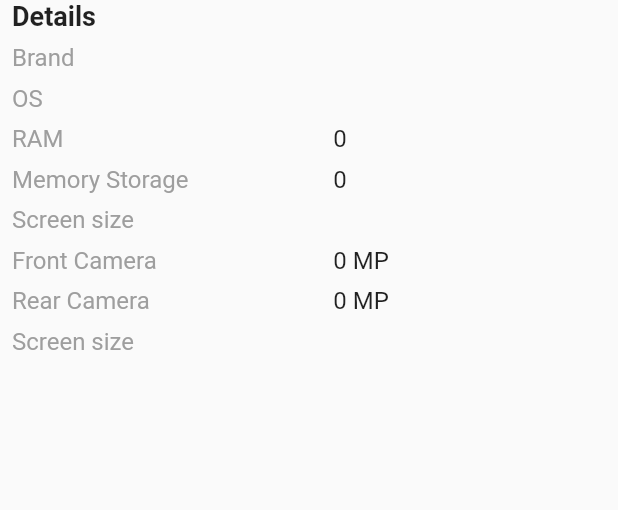
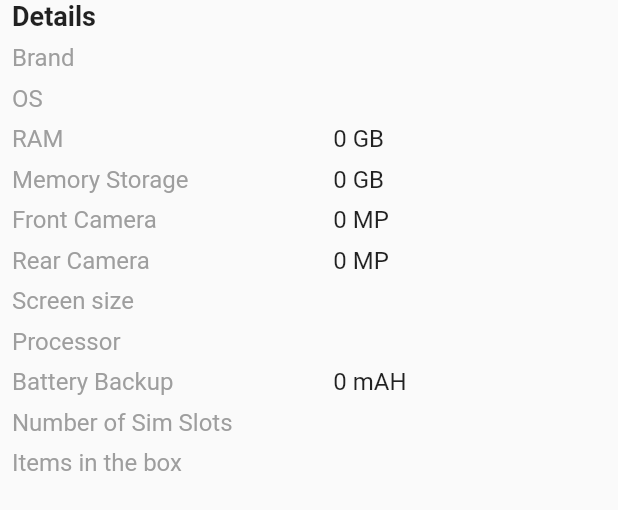
Before and after one commit to Shopybee/shopybee-client, a Flutter app: the Details widget shown alone on an empty page, opened directly with empty values, on a phone screen of 412 x 824 dp. Shown: the top 510 px of the screen. Run offline on Flutter 3.47's test engine with Material 2 defaults, Android fonts, the phone set to English and light mode, and no system bars; our stand-ins replace firebase_auth, firebase_core, font_awesome_flutter, smooth_page_indicator; accounts and stored records are empty.

Commit message:
mobile detail screen completed

```diff
--- a/lib/view/Screens/Products/Mobiles/MobileDetailDisplay/components/details.dart
+++ b/lib/view/Screens/Products/Mobiles/MobileDetailDisplay/components/details.dart
@@ -57,15 +57,11 @@ class Details extends StatelessWidget {
           const SizedBox(
             height: 8,
           ),
-          detailRow("RAM", mobile.ram.toString()),
+          detailRow("RAM", '${mobile.ram} GB'),
           const SizedBox(
             height: 8,
           ),
-          detailRow("Memory Storage", mobile.storage.toString()),
-          const SizedBox(
-            height: 8,
-          ),
-          detailRow("Screen size", mobile.display),
+          detailRow("Memory Storage", '${mobile.storage} GB'),
           const SizedBox(
             height: 8,
           ),
@@ -78,6 +74,25 @@ class Details extends StatelessWidget {
             height: 8,
           ),
           detailRow("Screen size", mobile.display),
+          const SizedBox(
+            height: 8,
+          ),
+          detailRow("Processor", mobile.processor),
+          const SizedBox(
+            height: 8,
+          ),
+          detailRow("Battery Backup", '${mobile.batteryBackup} mAH'),
+          const SizedBox(
+            height: 8,
+          ),
+          detailRow("Number of Sim Slots", mobile.simCardSlot),
+          const SizedBox(
+            height: 8,
+          ),
+          detailRow("Items in the box", mobile.itemsInBox),
+          SizedBox(
+            height: displayHeight(context) * 0.08,
+          ),
         ],
       ),
     );
```
Also changed, not shown: lib/view/Screens/Products/Mobiles/MobileDetailDisplay/mobile_display.dart (+12 -0 lines).
